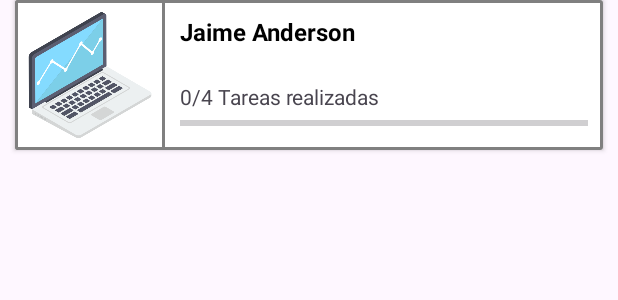
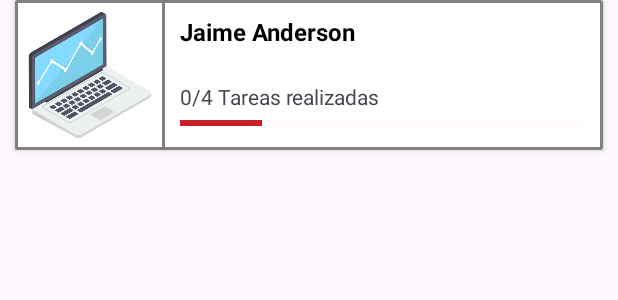
Before and after one commit to michelltenecela/COMPUSTAR, an Android app: the layout item_area_equipos.xml on its own in the app's theme, with its tools: preview values and no code run, on a phone screen of 412 x 824 dp. Shown: the top 300 px of the screen. Run offline under Robolectric (Android 15) with nearby library versions, the phone set to English and light mode, and no system bars.

Commit message:
Area de trabajo mostrando las tareas realizadas y se arreglo el envio de datos para los equipos

```diff
--- a/app/src/main/res/layout/item_area_equipos.xml
+++ b/app/src/main/res/layout/item_area_equipos.xml
@@ -58,7 +58,10 @@
                 android:id="@+id/pbTareas"
                 style="?android:attr/progressBarStyleHorizontal"
                 android:layout_width="match_parent"
-                android:layout_height="wrap_content" />
+                android:layout_height="wrap_content"
+                android:progress="20"
+                android:progressTint="#CB2027"
+                android:progressBackgroundTint="#FFF1EE"/>
         </LinearLayout>
 
     </LinearLayout>
```
Also changed, not shown: app/src/main/java/com/example/compustar/Adaptador/EquiposAreaAdapter.kt (+17 -0 lines), app/src/main/java/com/example/compustar/AgregarFragment.kt (+6 -6 lines), app/src/main/java/com/example/compustar/Modelo/Equipo.kt (+1 -14 lines).
